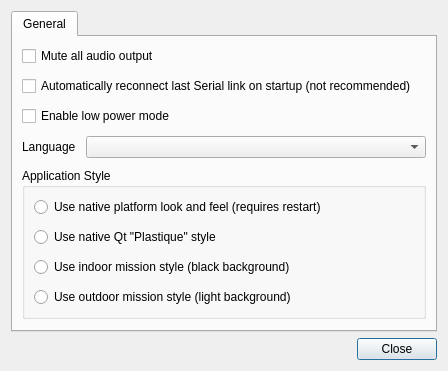
Before: the Qt Designer form src/ui/QGCSettingsWidget.ui in mpaperno/qgroundcontrol_aq, drawn with Qt 5.
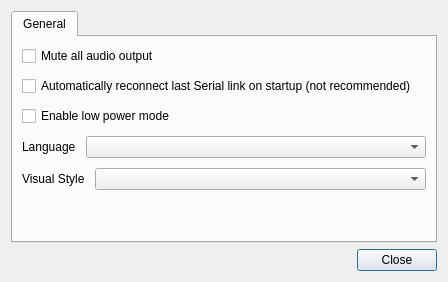
After: the same form once the commit is applied. Icons and pictures are not drawn.

Commit message: Add new style options, rework settings dialog.

```diff
--- a/src/ui/QGCSettingsWidget.ui
+++ b/src/ui/QGCSettingsWidget.ui
@@ -7,7 +7,7 @@
     <x>0</x>
     <y>0</y>
     <width>448</width>
-    <height>320</height>
+    <height>282</height>
    </rect>
   </property>
   <property name="windowTitle">
@@ -27,57 +27,32 @@
        <property name="verticalSpacing">
         <number>10</number>
        </property>
-       <item row="4" column="0" alignment="Qt::AlignTop">
-        <widget class="QGroupBox" name="groupBox">
+       <item row="4" column="0">
+        <layout class="QHBoxLayout" name="horizontalLayout_2">
+         <property name="spacing">
+          <number>10</number>
+         </property>
+         <item>
+          <widget class="QLabel" name="label_style">
          <property name="sizePolicy">
-          <sizepolicy hsizetype="Preferred" vsizetype="Fixed">
+            <sizepolicy hsizetype="Maximum" vsizetype="Preferred">
            <horstretch>0</horstretch>
            <verstretch>0</verstretch>
           </sizepolicy>
          </property>
-         <property name="title">
-          <string>Application Style</string>
-         </property>
-         <layout class="QVBoxLayout" name="verticalLayout_2">
-          <property name="spacing">
-           <number>10</number>
-          </property>
-          <item>
-           <widget class="QRadioButton" name="nativeStyle">
             <property name="text">
-             <string>Use native platform look and feel (requires restart)</string>
-            </property>
-            <property name="autoExclusive">
-             <bool>true</bool>
-            </property>
+            <string>Visual Style</string>
+           </property>
            </widget>
           </item>
           <item>
-           <widget class="QRadioButton" name="plastiqueStyle">
-            <property name="text">
-             <string>Use native Qt &quot;Plastique&quot; style</string>
-            </property>
-            <property name="autoExclusive">
-             <bool>true</bool>
-            </property>
-           </widget>
-          </item>
-          <item>
-           <widget class="QRadioButton" name="indoorStyle">
-            <property name="text">
-             <string>Use indoor mission style (black background)</string>
-            </property>
-           </widget>
-          </item>
-          <item>
-           <widget class="QRadioButton" name="outdoorStyle">
-            <property name="text">
-             <string>Use outdoor mission style (light background)</string>
+          <widget class="QComboBox" name="comboBox_style">
+           <property name="sizeAdjustPolicy">
+            <enum>QComboBox::AdjustToContents</enum>
             </property>
            </widget>
           </item>
          </layout>
-        </widget>
        </item>
        <item row="5" column="0">
         <spacer name="verticalSpacer">
```
Left out of the diff: 42 changed lines with no effect on the pictures. Lines whose indentation alone changed are shown as unchanged. The commit also changes 8 other files.
